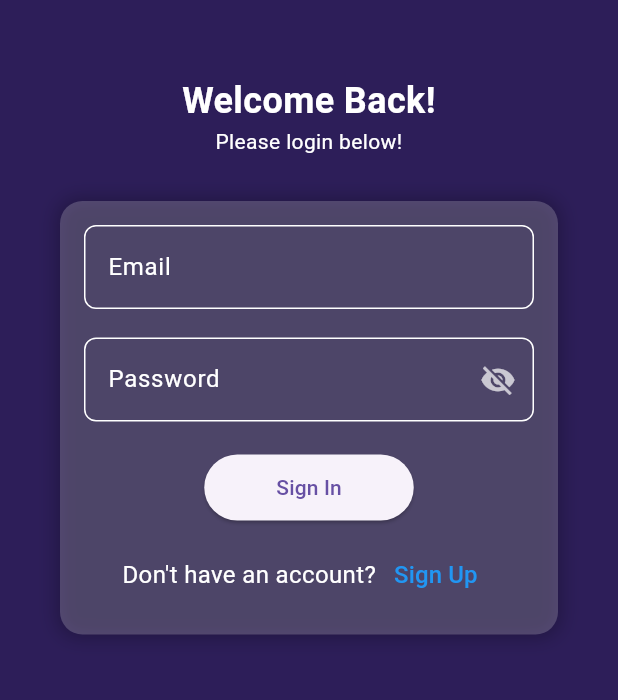
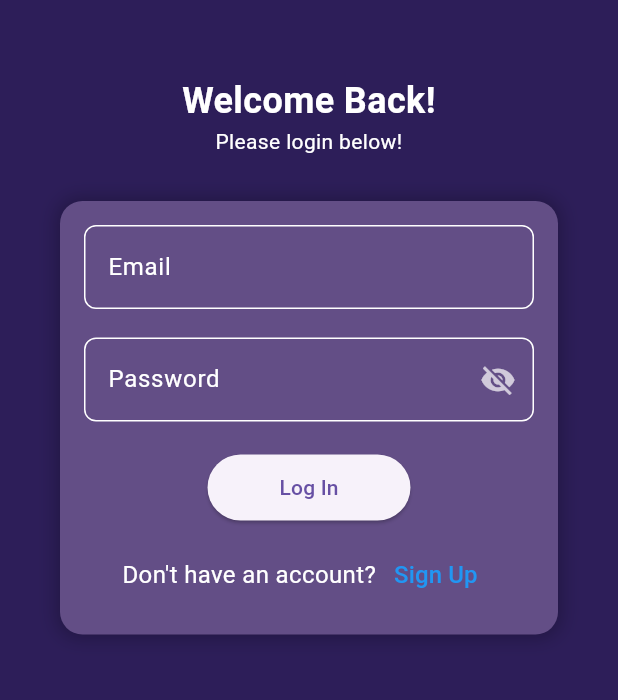
Before and after one commit to sidharth1037/mini_project_neighbourly, a Flutter app: the screen it shows after launch, on a phone screen of 412 x 824 dp, the part 351-1051 px from its top. Run offline on Flutter 3.47's test engine with Material 3 defaults, Android fonts, the phone set to English and light mode, and no system bars; our stand-ins replace cloud_firestore, firebase_auth, firebase_core, shared_preferences; accounts and stored records are empty.

```diff
--- a/lib/screens/screen_login.dart
+++ b/lib/screens/screen_login.dart
@@ -96,15 +96,16 @@ class _LoginScreenState extends State<LogInScreen> {
                 ),
                 const SizedBox(height: 20),
                 Container(
+
                   margin: const EdgeInsets.all(10.0),
                   padding: const EdgeInsets.all(16.0),
                   width: MediaQuery.of(context).size.width * 0.9,
                   decoration: BoxDecoration(
                     borderRadius: BorderRadius.circular(15),
-                    color: Colors.white.withOpacity(0.2),
+                    color: Styles.mildPurple,
                     boxShadow: const [
                       BoxShadow(
-                        color: Colors.black26,
+                        color: Color.fromARGB(66, 0, 0, 0),
                         blurRadius: 10,
                         spreadRadius: 2,
                       ),
@@ -199,7 +200,7 @@ class _LoginScreenState extends State<LogInScreen> {
                                 child: const Padding(
                                   padding: EdgeInsets.symmetric(
                                       vertical: 12.0, horizontal: 24.0),
-                                  child: Text('Sign In'),
+                                  child: Text('Log In'),
                                 ),
                               ),
                         const SizedBox(height: 10),
--- a/lib/screens/screen_signup.dart
+++ b/lib/screens/screen_signup.dart
@@ -171,7 +171,7 @@ class _SignUpScreenState extends State<SignUpScreen> {
             Container(
               padding: const EdgeInsets.all(20.0),
               decoration: BoxDecoration(
-                color: Colors.white.withOpacity(0.2), // Light Purple Background
+                color: Styles.mildPurple, // Light Purple Background
                 borderRadius: BorderRadius.circular(20),
               ),
               child: Column(
@@ -247,7 +247,7 @@ class _SignUpScreenState extends State<SignUpScreen> {
                             TextButton(
                               onPressed: _goToLogin,
                               child: const Text(
-                                "Sign in",
+                                "Log In",
                                 style:
                                     TextStyle(color: Colors.blue, fontSize: 16),
                               ),
```
Also changed, not shown: lib/screens/auth_service.dart (+16 -7 lines).
